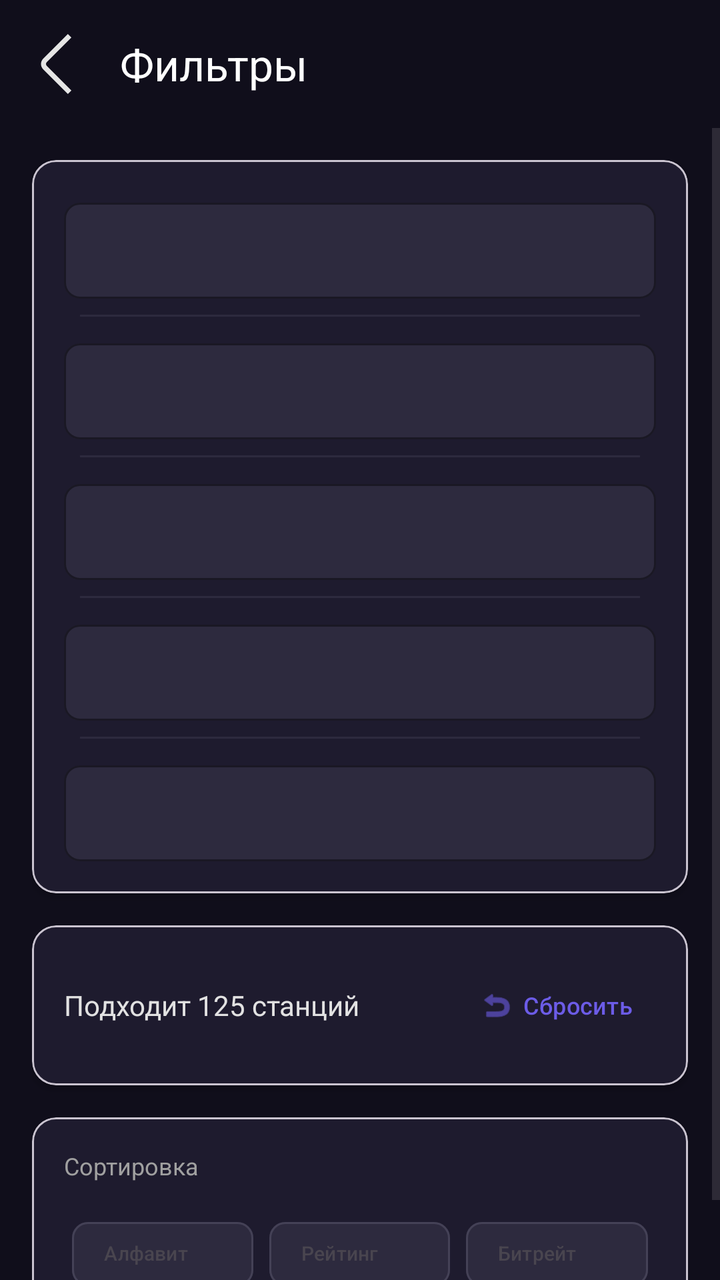
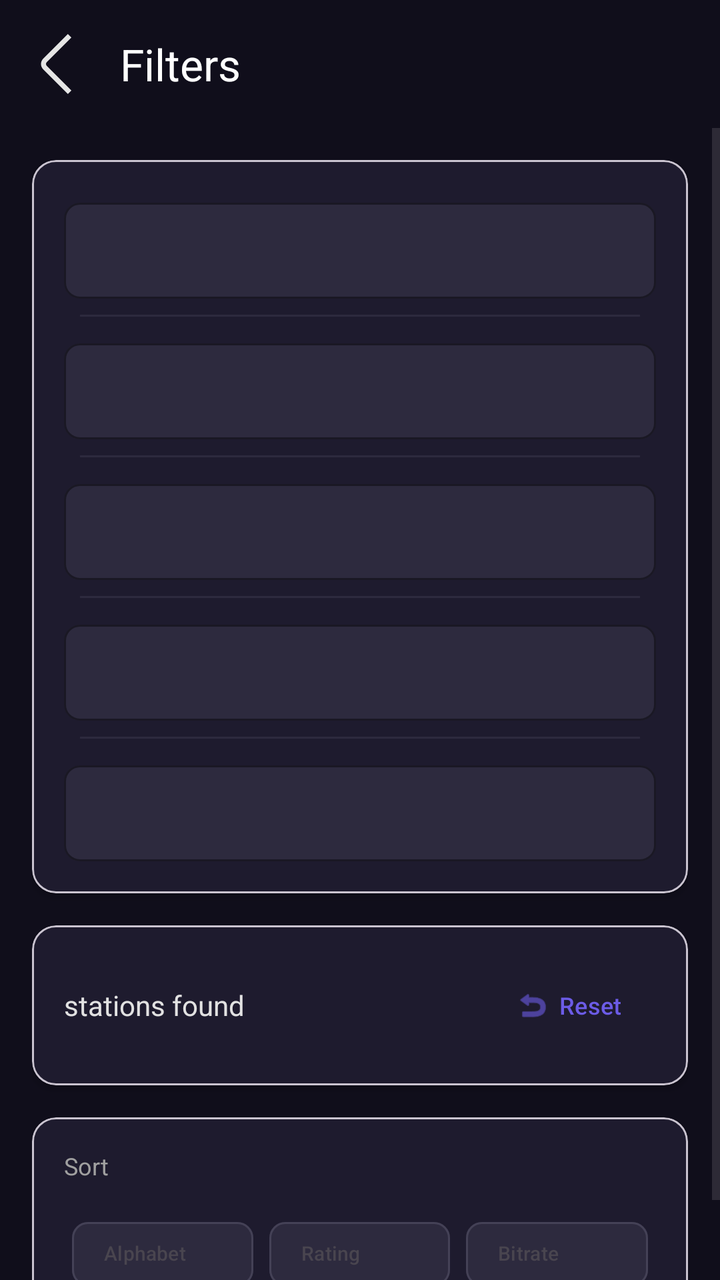

The first picture is an Android layout as it rendered before a commit; the second is the same layout after the commit. The layout source and the unified diff follow.
<!-- AndroidManifest.xml: application theme Theme.WorldRadio -->
<!-- res/layout/fragment_filter.xml -->
<?xml version="1.0" encoding="utf-8"?>
<androidx.coordinatorlayout.widget.CoordinatorLayout xmlns:android="http://schemas.android.com/apk/res/android"
    xmlns:app="http://schemas.android.com/apk/res-auto"
    xmlns:tools="http://schemas.android.com/tools"
    android:layout_width="match_parent"
    android:layout_height="match_parent"
    android:background="#100E1B"
    android:fitsSystemWindows="true">

    <com.google.android.material.appbar.AppBarLayout
        android:layout_width="match_parent"
        android:layout_height="wrap_content"
        android:background="#100E1B"
        android:elevation="0dp">

        <com.google.android.material.appbar.MaterialToolbar
            android:id="@+id/toolbar"
            android:layout_width="match_parent"
            android:layout_height="?attr/actionBarSize"
            android:background="#100E1B"
            app:navigationIcon="@drawable/back"
            app:title="Фильтры"
            app:titleTextColor="@color/white" />

    </com.google.android.material.appbar.AppBarLayout>

    <ScrollView
        android:layout_width="match_parent"
        android:layout_height="match_parent"
        app:layout_behavior="@string/appbar_scrolling_view_behavior">

        <LinearLayout
            android:layout_width="match_parent"
            android:layout_height="wrap_content"
            android:orientation="vertical"
            android:padding="16dp">

            <com.google.android.material.card.MaterialCardView
                android:layout_width="match_parent"
                android:layout_height="wrap_content"
                app:cardBackgroundColor="#1E1B2E"
                app:cardCornerRadius="12dp"
                app:cardElevation="2dp"
                android:layout_marginBottom="16dp">

                <LinearLayout
                    android:layout_width="match_parent"
                    android:layout_height="wrap_content"
                    android:orientation="vertical"
                    android:padding="8dp">

                    <include
                        android:id="@+id/filterName"
                        layout="@layout/filter_field"
                        android:layout_width="match_parent"
                        android:layout_height="wrap_content" />

                    <View
                        android:layout_width="match_parent"
                        android:layout_height="1dp"
                        android:layout_marginStart="16dp"
                        android:layout_marginEnd="16dp"
                        android:background="#2D2A3E" />

                    <include
                        android:id="@+id/filterCountry"
                        layout="@layout/filter_field"
                        android:layout_width="match_parent"
                        android:layout_height="wrap_content" />

                    <View
                        android:layout_width="match_parent"
                        android:layout_height="1dp"
                        android:layout_marginStart="16dp"
                        android:layout_marginEnd="16dp"
                        android:background="#2D2A3E" />

                    <include
                        android:id="@+id/filterTags"
                        layout="@layout/filter_field"
                        android:layout_width="match_parent"
                        android:layout_height="wrap_content" />

                    <View
                        android:layout_width="match_parent"
                        android:layout_height="1dp"
                        android:layout_marginStart="16dp"
                        android:layout_marginEnd="16dp"
                        android:background="#2D2A3E" />

                    <include
                        android:id="@+id/filterLanguage"
                        layout="@layout/filter_field"
                        android:layout_width="match_parent"
                        android:layout_height="wrap_content" />

                    <View
                        android:layout_width="match_parent"
                        android:layout_height="1dp"
                        android:layout_marginStart="16dp"
                        android:layout_marginEnd="16dp"
                        android:background="#2D2A3E" />

                    <include
                        android:id="@+id/filterCodec"
                        layout="@layout/filter_field"
                        android:layout_width="match_parent"
                        android:layout_height="wrap_content" />

                </LinearLayout>

            </com.google.android.material.card.MaterialCardView>

            <com.google.android.material.card.MaterialCardView
                android:layout_width="match_parent"
                android:layout_height="wrap_content"
                app:cardBackgroundColor="#1E1B2E"
                app:cardCornerRadius="12dp"
                app:cardElevation="2dp"
                android:layout_marginBottom="16dp">

                <LinearLayout
                    android:layout_width="match_parent"
                    android:layout_height="wrap_content"
                    android:orientation="horizontal"
                    android:padding="16dp"
                    android:gravity="center_vertical">

                    <TextView
                        android:id="@+id/StationCount"
                        android:layout_width="0dp"
                        android:layout_height="wrap_content"
                        android:layout_weight="1"
                        android:ellipsize="marquee"
                        android:focusable="true"
                        android:focusableInTouchMode="true"
                        android:marqueeRepeatLimit="marquee_forever"
                        android:scrollHorizontally="true"
                        android:singleLine="true"
                        android:text="Подходит 125 станций"
                        android:textColor="#E2E2E2"
                        android:textSize="14sp" />

                    <com.google.android.material.button.MaterialButton
                        android:id="@+id/btnReset"
                        style="@style/Widget.Material3.Button.TextButton"
                        android:layout_width="wrap_content"
                        android:layout_height="wrap_content"
                        android:text="Сбросить"
                        android:textColor="#6C5CE7"
                        android:textSize="12sp"
                        app:icon="@android:drawable/ic_menu_revert"
                        app:iconTint="#6C5CE7"
                        app:iconGravity="textStart" />

                </LinearLayout>

            </com.google.android.material.card.MaterialCardView>

            <com.google.android.material.card.MaterialCardView
                android:layout_width="match_parent"
                android:layout_height="wrap_content"
                app:cardBackgroundColor="#1E1B2E"
                app:cardCornerRadius="12dp"
                app:cardElevation="2dp">

                <LinearLayout
                    android:layout_width="match_parent"
                    android:layout_height="wrap_content"
                    android:orientation="vertical"
                    android:padding="16dp">

                    <TextView
                        android:layout_width="wrap_content"
                        android:layout_height="wrap_content"
                        android:layout_marginBottom="12dp"
                        android:text="Сортировка"
                        android:textColor="#A0A0A0"
                        android:textSize="12sp" />

                    <androidx.constraintlayout.widget.ConstraintLayout
                        android:layout_width="match_parent"
                        android:layout_height="wrap_content">

                        <androidx.constraintlayout.widget.Guideline
                            android:id="@+id/g1"
                            android:layout_width="wrap_content"
                            android:layout_height="wrap_content"
                            android:orientation="vertical"
                            app:layout_constraintGuide_percent="0.333" />

                        <androidx.constraintlayout.widget.Guideline
                            android:id="@+id/g2"
                            android:layout_width="wrap_content"
                            android:layout_height="wrap_content"
                            android:orientation="vertical"
                            app:layout_constraintGuide_percent="0.666" />

                        <com.google.android.material.chip.Chip
                            android:id="@+id/chipAlphabet"
                            style="@style/Widget.Material3.Chip.Filter"
                            android:layout_width="0dp"
                            android:layout_height="wrap_content"
                            android:layout_marginStart="4dp"
                            android:layout_marginEnd="4dp"
                            android:text="Алфавит"
                            android:gravity="center"
                            android:textSize="10dp"
                            app:layout_constraintTop_toTopOf="parent"
                            app:layout_constraintStart_toStartOf="parent"
                            app:layout_constraintEnd_toStartOf="@+id/g1"
                            app:chipBackgroundColor="@color/chip_selector"
                            app:chipStrokeColor="@color/chip_stroke_selector"
                            app:chipStrokeWidth="1dp" />

                        <com.google.android.material.chip.Chip
                            android:id="@+id/chipRating"
                            style="@style/Widget.Material3.Chip.Filter"
                            android:layout_width="0dp"
                            android:layout_height="wrap_content"
                            android:layout_marginStart="4dp"
                            android:layout_marginEnd="4dp"
                            android:text="Рейтинг"
                            android:gravity="center"
                            android:textSize="10dp"
                            app:layout_constraintTop_toTopOf="parent"
                            app:layout_constraintStart_toStartOf="@+id/g1"
                            app:layout_constraintEnd_toStartOf="@+id/g2"
                            app:chipBackgroundColor="@color/chip_selector"
                            app:chipStrokeColor="@color/chip_stroke_selector"
                            app:chipStrokeWidth="1dp" />

                        <com.google.android.material.chip.Chip
                            android:id="@+id/chipBitrate"
                            style="@style/Widget.Material3.Chip.Filter"
                            android:layout_width="0dp"
                            android:layout_height="wrap_content"
                            android:layout_marginStart="4dp"
                            android:layout_marginEnd="4dp"
                            android:textSize="10dp"
                            android:text="Битрейт"
                            android:gravity="center"
                            app:layout_constraintTop_toTopOf="parent"
                            app:layout_constraintStart_toStartOf="@+id/g2"
                            app:layout_constraintEnd_toEndOf="parent"
                            app:chipBackgroundColor="@color/chip_selector"
                            app:chipStrokeColor="@color/chip_stroke_selector"
                            app:chipStrokeWidth="1dp" />

                    </androidx.constraintlayout.widget.ConstraintLayout>

                </LinearLayout>

            </com.google.android.material.card.MaterialCardView>

        </LinearLayout>

    </ScrollView>

</androidx.coordinatorlayout.widget.CoordinatorLayout>
<!-- res/layout/filter_field.xml (included above) -->
<?xml version="1.0" encoding="utf-8"?>
<LinearLayout xmlns:android="http://schemas.android.com/apk/res/android"
    xmlns:app="http://schemas.android.com/apk/res-auto"
    android:layout_width="match_parent"
    android:layout_height="wrap_content"
    android:orientation="vertical"
    android:padding="8dp">

    <com.google.android.material.textfield.TextInputLayout
        android:id="@+id/textInputLayout"
        android:layout_width="match_parent"
        android:layout_height="wrap_content"
        app:boxBackgroundColor="#2D2A3E"
        app:boxCornerRadiusBottomEnd="8dp"
        app:boxCornerRadiusBottomStart="8dp"
        app:boxCornerRadiusTopEnd="8dp"
        app:boxCornerRadiusTopStart="8dp"
        app:endIconMode="clear_text"
        app:startIconTint="@color/white"
        app:hintTextColor="@color/white"
        app:boxStrokeColor="#6C5CE7"
        app:endIconTint="@color/white">

        <com.google.android.material.textfield.MaterialAutoCompleteTextView
            android:id="@+id/autoComplete"
            android:layout_width="match_parent"
            android:layout_height="wrap_content"
            android:minHeight="48dp"
            android:paddingStart="15dp"
            android:textColor="#FFFFFF"
            android:textColorHint="#A0A0A0"
            android:textSize="14sp" />

    </com.google.android.material.textfield.TextInputLayout>

</LinearLayout>
<!-- resources referenced by this layout -->
<resources>
  <color name="white">#FFFFFF</color>
  <!-- drawable back (drawable) -->
  <vector xmlns:android="http://schemas.android.com/apk/res/android"
      android:width="30dp"
      android:height="30dp"
      android:viewportWidth="30"
      android:viewportHeight="30">
    <path
        android:pathData="M20.94,29.993L8.599,17.651C7.896,16.948 7.501,15.994 7.501,15C7.501,14.006 7.896,13.052 8.599,12.349L20.933,0.015L22.7,1.783L10.366,14.116C10.132,14.351 10,14.669 10,15C10,15.332 10.132,15.649 10.366,15.884L22.708,28.225L20.94,29.993Z"
        android:fillColor="#E5E5E5"/>
  </vector>
  <style name="Theme.WorldRadio" parent="Base.Theme.WorldRadio" />
  <style name="Base.Theme.WorldRadio" parent="Theme.Material3.DayNight.NoActionBar">
          
          
      </style>
</resources>

<!-- the commit's change to res/layout/fragment_filter.xml (unified diff, before → after) -->
@@ -19,7 +19,7 @@
             android:layout_height="?attr/actionBarSize"
             android:background="#100E1B"
             app:navigationIcon="@drawable/back"
-            app:title="Фильтры"
+            app:title="@string/filters"
             app:titleTextColor="@color/white" />
 
     </com.google.android.material.appbar.AppBarLayout>
@@ -137,7 +137,7 @@
                         android:marqueeRepeatLimit="marquee_forever"
                         android:scrollHorizontally="true"
                         android:singleLine="true"
-                        android:text="Подходит 125 станций"
+                        android:text="@string/filter_count"
                         android:textColor="#E2E2E2"
                         android:textSize="14sp" />
 
@@ -146,7 +146,7 @@
                         style="@style/Widget.Material3.Button.TextButton"
                         android:layout_width="wrap_content"
                         android:layout_height="wrap_content"
-                        android:text="Сбросить"
+                        android:text="@string/reset"
                         android:textColor="#6C5CE7"
                         android:textSize="12sp"
                         app:icon="@android:drawable/ic_menu_revert"
@@ -174,7 +174,7 @@
                         android:layout_width="wrap_content"
                         android:layout_height="wrap_content"
                         android:layout_marginBottom="12dp"
-                        android:text="Сортировка"
+                        android:text="@string/sort"
                         android:textColor="#A0A0A0"
                         android:textSize="12sp" />
 
@@ -203,7 +203,7 @@
                             android:layout_height="wrap_content"
                             android:layout_marginStart="4dp"
                             android:layout_marginEnd="4dp"
-                            android:text="Алфавит"
+                            android:text="@string/alphabet"
                             android:gravity="center"
                             android:textSize="10dp"
                             app:layout_constraintTop_toTopOf="parent"
@@ -211,7 +211,8 @@
                             app:layout_constraintEnd_toStartOf="@+id/g1"
                             app:chipBackgroundColor="@color/chip_selector"
                             app:chipStrokeColor="@color/chip_stroke_selector"
-                            app:chipStrokeWidth="1dp" />
+                            app:chipStrokeWidth="1dp"
+                            tools:ignore="SpUsage" />
 
                         <com.google.android.material.chip.Chip
                             android:id="@+id/chipRating"
@@ -220,7 +221,7 @@
                             android:layout_height="wrap_content"
                             android:layout_marginStart="4dp"
                             android:layout_marginEnd="4dp"
-                            android:text="Рейтинг"
+                            android:text="@string/rating"
                             android:gravity="center"
                             android:textSize="10dp"
                             app:layout_constraintTop_toTopOf="parent"
@@ -228,7 +229,8 @@
                             app:layout_constraintEnd_toStartOf="@+id/g2"
                             app:chipBackgroundColor="@color/chip_selector"
                             app:chipStrokeColor="@color/chip_stroke_selector"
-                            app:chipStrokeWidth="1dp" />
+                            app:chipStrokeWidth="1dp"
+                            tools:ignore="SpUsage" />
 
                         <com.google.android.material.chip.Chip
                             android:id="@+id/chipBitrate"
@@ -238,14 +240,15 @@
                             android:layout_marginStart="4dp"
                             android:layout_marginEnd="4dp"
                             android:textSize="10dp"
-                            android:text="Битрейт"
+                            android:text="@string/bitrate"
                             android:gravity="center"
                             app:layout_constraintTop_toTopOf="parent"
                             app:layout_constraintStart_toStartOf="@+id/g2"
                             app:layout_constraintEnd_toEndOf="parent"
                             app:chipBackgroundColor="@color/chip_selector"
                             app:chipStrokeColor="@color/chip_stroke_selector"
-                            app:chipStrokeWidth="1dp" />
+                            app:chipStrokeWidth="1dp"
+                            tools:ignore="SpUsage" />
 
                     </androidx.constraintlayout.widget.ConstraintLayout>
 
<!-- resource entries referenced after the edit -->
@@ -11,6 +11,13 @@
         android:pathData="M20.94,29.993L8.599,17.651C7.896,16.948 7.501,15.994 7.501,15C7.501,14.006 7.896,13.052 8.599,12.349L20.933,0.015L22.7,1.783L10.366,14.116C10.132,14.351 10,14.669 10,15C10,15.332 10.132,15.649 10.366,15.884L22.708,28.225L20.94,29.993Z"
         android:fillColor="#E5E5E5"/>
   </vector>
+  <string name="alphabet">Alphabet</string>
+  <string name="bitrate">Bitrate</string>
+  <string name="filter_count">stations found</string>
+  <string name="filters">Filters</string>
+  <string name="rating">Rating</string>
+  <string name="reset">Reset</string>
+  <string name="sort">Sort</string>
   <style name="Theme.WorldRadio" parent="Base.Theme.WorldRadio" />
   <style name="Base.Theme.WorldRadio" parent="Theme.Material3.DayNight.NoActionBar">
           
